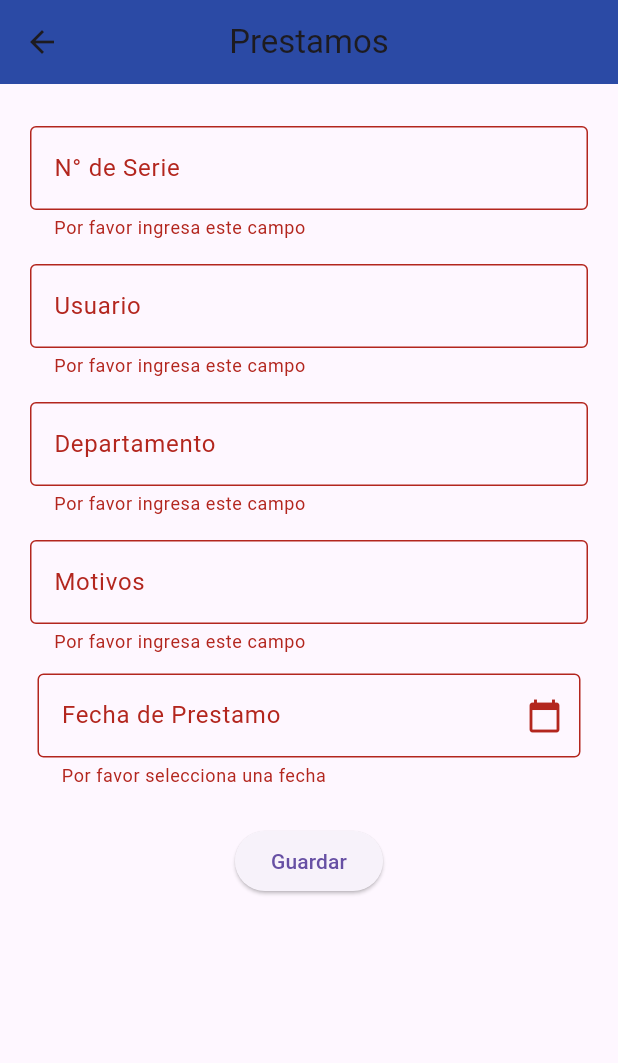
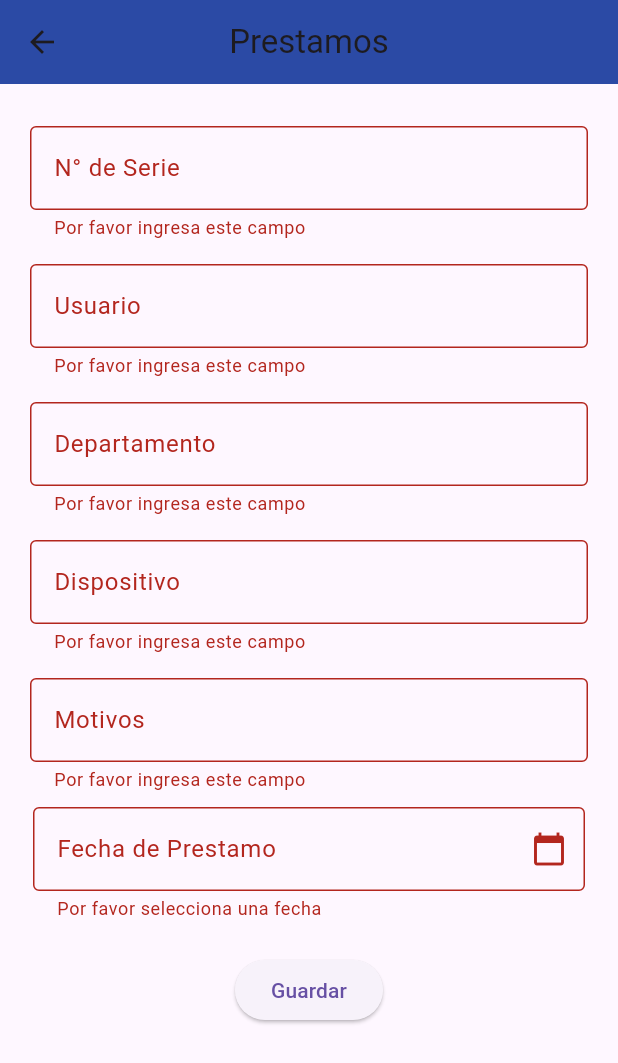
Before and after one commit to StillWiz19/Municipalidad, a Flutter app: the RegistrarPrestamos screen opened directly, after a tap on "Guardar", on a phone screen of 412 x 824 dp. Shown: the top 1063 px of the screen. Run offline on Flutter 3.47's test engine with Material 3 defaults, Android fonts, the phone set to English and light mode, and no system bars; our stand-ins replace image_picker, shared_preferences; accounts and stored records are empty.

Commit message:
first_commit

```diff
--- a/lib/inventarios/listainventario.dart
+++ b/lib/inventarios/listainventario.dart
@@ -35,7 +35,8 @@ class _ListaInventarioState extends State<ListaInventario> {
           modelo: inventarioData.length > 2 ? inventarioData[2] : "",
           nombreProducto: inventarioData.length > 3 ? inventarioData[3] : "",
           tipoProducto: inventarioData.length > 4 ? inventarioData[4] : "",
-          departamento: inventarioData.length > 5 ? inventarioData[5] : "",
+          usuario: inventarioData.length > 5 ? inventarioData[5] : "",
+          departamento: inventarioData.length > 6 ? inventarioData[6] : "",
         );
       }).toList();
       inventariosFiltrados = List.from(inventarios);
@@ -69,7 +70,7 @@ class _ListaInventarioState extends State<ListaInventario> {
                     'inventarios',
                     inventarios
                         .map((inventario) =>
-                            '${inventario.numeroSerie}|${inventario.numeroInventario}|${inventario.modelo}|${inventario.nombreProducto}|${inventario.tipoProducto}|${inventario.departamento}')
+                            '${inventario.numeroSerie}|${inventario.numeroInventario}|${inventario.modelo}|${inventario.nombreProducto}|${inventario.tipoProducto}|${inventario.usuario}|${inventario.departamento}')
                         .toList());
 
                 ScaffoldMessenger.of(context).showSnackBar(
@@ -149,6 +150,7 @@ class _ListaInventarioState extends State<ListaInventario> {
                               Text('Modelo: ${inventario.modelo}'),
                               Text('Dispositivo: ${inventario.nombreProducto}'),
                               Text('Marca: ${inventario.tipoProducto}'),
+                              Text('Usuario: ${inventario.usuario}'),
                               Text('Departamento: ${inventario.departamento}'),
                             ],
                           ),
--- a/lib/prestamos/prestamosproyector.dart
+++ b/lib/prestamos/prestamosproyector.dart
@@ -33,8 +33,9 @@ class _PrestamoProyectorState extends State<PrestamosProyector> {
           numeroSerie: prestamosData[0],
           usuario: prestamosData[1],
           departamento: prestamosData[2],
-          motivo: prestamosData[3],
-          fecha: prestamosData[4],
+          dispositivo: prestamosData[3],
+          motivo: prestamosData[4],
+          fecha: prestamosData[5],
         );
       }).toList();
       prestamosFiltrados = List.from(prestamos);
@@ -76,7 +77,7 @@ class _PrestamoProyectorState extends State<PrestamosProyector> {
 
     SharedPreferences prefs = await SharedPreferences.getInstance();
     await prefs.setStringList('prestamos',
-        prestamos.map((prestamo) => '${prestamo.numeroSerie}|${prestamo.usuario}|${prestamo.departamento}|${prestamo.motivo}|${prestamo.fecha}').toList());
+        prestamos.map((prestamo) => '${prestamo.numeroSerie}|${prestamo.usuario}|${prestamo.departamento}|${prestamo.dispositivo}|${prestamo.motivo}|${prestamo.fecha}').toList());
 
     ScaffoldMessenger.of(context).showSnackBar(
       SnackBar(
@@ -148,6 +149,7 @@ class _PrestamoProyectorState extends State<PrestamosProyector> {
                               Text('N° de Serie: ${prestamo.numeroSerie}'),
                               Text('Usuario: ${prestamo.usuario}'),
                               Text('Departamento: ${prestamo.departamento}'),
+                              Text('Dispositivo: ${prestamo.dispositivo}'),
                               Text('Motivos: ${prestamo.motivo}'),
                               Text('Fecha de Préstamo: ${prestamo.fecha}'),
                             ],
--- a/lib/prestamos/registrarprestamoss.dart
+++ b/lib/prestamos/registrarprestamoss.dart
@@ -6,6 +6,7 @@ class Prestamo {
   final String numeroSerie;
   final String usuario;
   final String departamento;
+  final String dispositivo;
   final String motivo;
   final String fecha;
 
@@ -13,6 +14,7 @@ class Prestamo {
     required this.numeroSerie,
     required this.usuario,
     required this.departamento,
+    required this.dispositivo,
     required this.motivo,
     required this.fecha,
   });
@@ -29,6 +31,7 @@ class _PrestamoProyectorState extends State<RegistrarPrestamos> {
   TextEditingController _numeroSerieController = TextEditingController();
   TextEditingController _usuarioController = TextEditingController();
   TextEditingController _departamentoController = TextEditingController();
+  TextEditingController _dispositivoController = TextEditingController();
   TextEditingController _motivoController = TextEditingController();
   TextEditingController _fechaController = TextEditingController();
 
@@ -39,6 +42,7 @@ class _PrestamoProyectorState extends State<RegistrarPrestamos> {
       String numeroSerie = _numeroSerieController.text;
       String usuario = _usuarioController.text;
       String departamento = _departamentoController.text;
+      String dispositivo = _dispositivoController.text;
       String motivo = _motivoController.text;
       String fecha = _fechaController.text;
 
@@ -46,6 +50,7 @@ class _PrestamoProyectorState extends State<RegistrarPrestamos> {
         numeroSerie: numeroSerie,
         usuario: usuario,
         departamento: departamento,
+        dispositivo: dispositivo,
         motivo: motivo,
         fecha: fecha,
       );
@@ -53,12 +58,13 @@ class _PrestamoProyectorState extends State<RegistrarPrestamos> {
       SharedPreferences prefs = await SharedPreferences.getInstance();
       List<String> prestamosData = prefs.getStringList('prestamos') ?? [];
       prestamosData.add(
-          '${prestamo.numeroSerie}|${prestamo.usuario}|${prestamo.departamento}|${prestamo.motivo}|${prestamo.fecha}');
+          '${prestamo.numeroSerie}|${prestamo.usuario}|${prestamo.departamento}|${prestamo.dispositivo}|${prestamo.motivo}|${prestamo.fecha}');
       await prefs.setStringList('prestamos', prestamosData);
 
       _numeroSerieController.clear();
       _usuarioController.clear();
       _departamentoController.clear();
+      _dispositivoController.clear();
       _motivoController.clear();
       _fechaController.clear();
 
@@ -150,6 +156,10 @@ class _PrestamoProyectorState extends State<RegistrarPrestamos> {
                 labelText: "Departamento",
               ),
               _buildTextFormField(
+                controller: _dispositivoController,
+                labelText: "Dispositivo"
+              ),
+              _buildTextFormField(
                 controller: _motivoController,
                 labelText: "Motivos",
               ),
@@ -192,7 +202,7 @@ class _PrestamoProyectorState extends State<RegistrarPrestamos> {
 
   Widget _buildDateField() {
     return Padding(
-      padding: const EdgeInsets.all(5.0),
+      padding: const EdgeInsets.all(2.0),
       child: TextFormField(
         controller: _fechaController,
         readOnly: true,
```
Also changed, not shown: lib/equipos/editarequipo.dart (added, +23 -0 lines), lib/equipos/listadoequipos.dart (+16 -0 lines), lib/inventarios/ingresoinventario.dart (+11 -1 lines).
